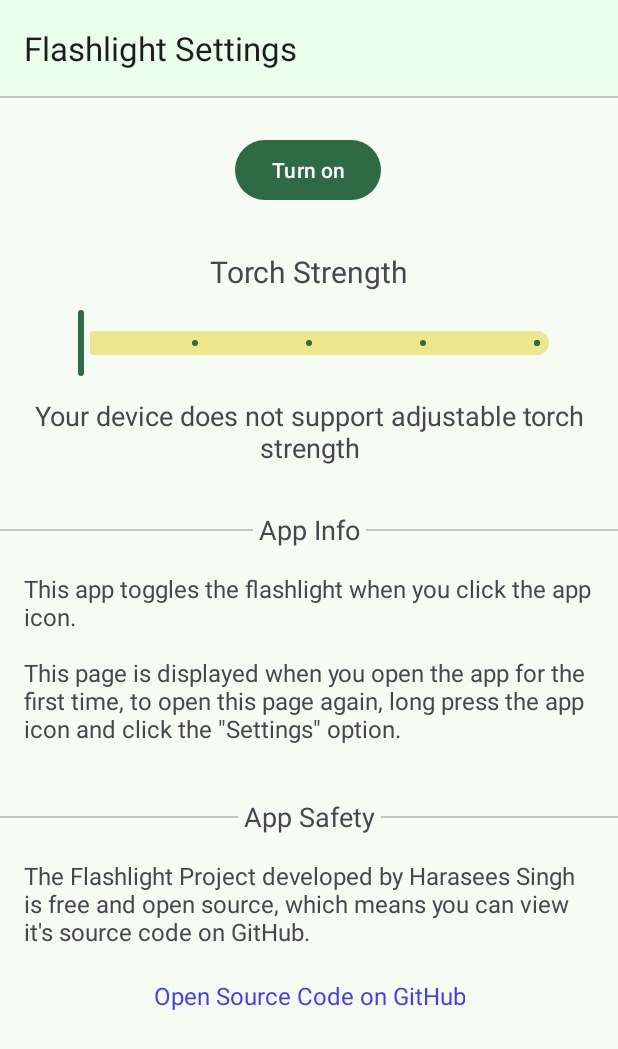
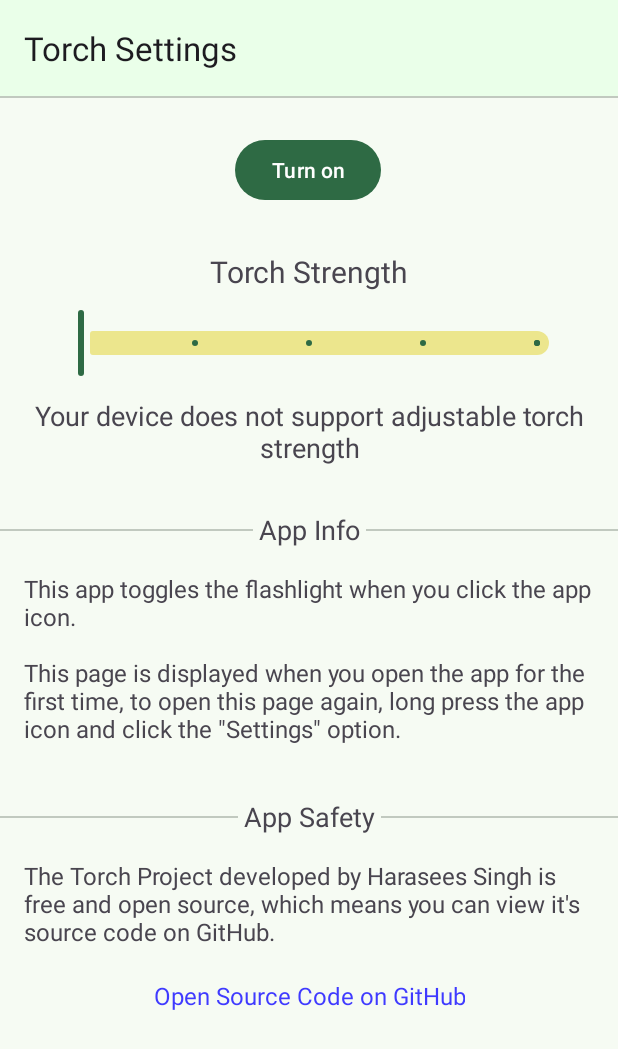
Before and after one commit to The-Computer-Genius/flashlight, an Android app: the layout activity_main.xml on its own in the app's theme, with its tools: preview values and no code run, on a phone screen of 412 x 824 dp. Shown: the top 1049 px of the screen. Run offline under Robolectric (Android 15) with nearby library versions, the phone set to English and light mode, and no system bars.

Commit message:
Changed app name and updated version code

```diff
--- a/app/build.gradle.kts
+++ b/app/build.gradle.kts
@@ -11,7 +11,7 @@ android {
         applicationId = "com.harasees.flashlight"
         minSdk = 23
         targetSdk = 34
-        versionCode = 1
+        versionCode = 2
         versionName = "1.0"
 
         testInstrumentationRunner = "androidx.test.runner.AndroidJUnitRunner"
--- a/app/src/main/java/com/example/flashlight/MainActivity.kt
+++ b/app/src/main/java/com/example/flashlight/MainActivity.kt
@@ -121,7 +121,7 @@ class MainActivity : AppCompatActivity(), SimpleAlertDlg.OnClickListener
     private fun initTextView()
     {
         val ss =
-                SpannableString("The Flashlight Project developed by Harasees Singh is free and open source, which means you can view it's source code on GitHub.")
+                SpannableString("The Torch Project developed by Harasees Singh is free and open source, which means you can view it's source code on GitHub.")
         val clickableSpan : ClickableSpan = object : ClickableSpan()
         {
             override fun onClick(textView : View)
@@ -136,7 +136,7 @@ class MainActivity : AppCompatActivity(), SimpleAlertDlg.OnClickListener
                 ds.isUnderlineText = false
             }
         }
-        ss.setSpan(clickableSpan, 36, 50, Spanned.SPAN_EXCLUSIVE_EXCLUSIVE)
+        ss.setSpan(clickableSpan, 31, 45, Spanned.SPAN_EXCLUSIVE_EXCLUSIVE)
 
         val textView = mainBinding.textViewOpenSourceInfo
         textView.text = ss
--- a/app/src/main/java/com/example/flashlight/SimpleAlertDlg.kt
+++ b/app/src/main/java/com/example/flashlight/SimpleAlertDlg.kt
@@ -2,7 +2,6 @@ package com.example.flashlight
 
 import android.app.Dialog
 import android.os.Bundle
-import android.widget.Toast
 import androidx.fragment.app.DialogFragment
 import com.google.android.material.dialog.MaterialAlertDialogBuilder
 
--- a/app/src/main/res/layout/activity_main.xml
+++ b/app/src/main/res/layout/activity_main.xml
@@ -21,7 +21,7 @@
             android:layout_height="wrap_content"
             android:background="?attr/topBarColor"
             android:minHeight="?attr/actionBarSize"
-            app:title="Flashlight Settings" />
+            app:title="Torch Settings" />
     </com.google.android.material.appbar.AppBarLayout>
 
     <com.google.android.material.divider.MaterialDivider
@@ -132,7 +132,7 @@
                 android:layout_marginStart="16dp"
                 android:layout_marginTop="16dp"
                 android:layout_marginEnd="16dp"
-                android:text="The Flashlight Project developed by Harasees Singh is free and open source, which means you can view it's source code on GitHub."
+                android:text="The Torch Project developed by Harasees Singh is free and open source, which means you can view it's source code on GitHub."
                 android:textSize="16sp"
                 app:layout_constraintEnd_toEndOf="parent"
                 app:layout_constraintStart_toStartOf="parent"
--- a/app/src/main/res/values/strings.xml
+++ b/app/src/main/res/values/strings.xml
@@ -1,4 +1,4 @@
 <resources>
-    <string name="app_name">Flashlight</string>
+    <string name="app_name">Torch</string>
     <string name="settings">Settings</string>
 </resources>
```
Also changed, not shown: app/src/main/java/com/example/flashlight/SplashActivity.kt (+0 -8 lines).
